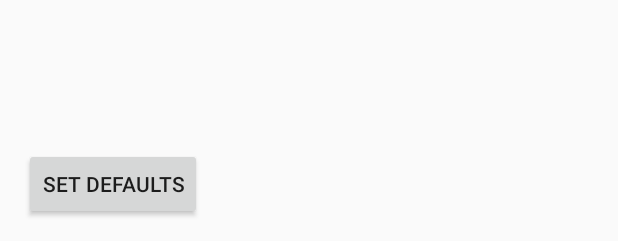
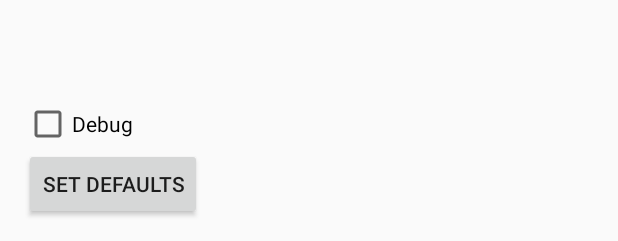
Before and after one commit to 00xED/KidneyMonitor, an Android app: the layout activity_pref.xml on its own in the app's theme, with its tools: preview values and no code run, on a phone screen of 412 x 824 dp. Shown: the part 992-1233 px from the top of the screen. Run offline under Robolectric (Android 15) with nearby library versions, the phone set to English and light mode, and no system bars.

Commit message:
Add verbose and default logging

```diff
--- a/app/src/main/java/com/example/xed/kidneymonitor/LogActivity.java
+++ b/app/src/main/java/com/example/xed/kidneymonitor/LogActivity.java
@@ -1,5 +1,6 @@
 package com.example.xed.kidneymonitor;
 
+import android.content.SharedPreferences;
 import android.os.Bundle;
 import android.os.Environment;
 import android.os.Handler;
@@ -19,6 +20,9 @@ public class LogActivity extends ActionBarActivity {
     //Initialising LogWriter
     private static final String logTag = "LogActivity";
     LogWriter lw = new LogWriter();
+
+    public static final String APP_PREFERENCES = "KIDNEYMON_SETTINGS";
+    public static final String DEBUG = "DEBUG";
 
     public TextView mTvLog;
     public CheckBox mCbAutoscroll;
@@ -55,8 +59,18 @@ public class LogActivity extends ActionBarActivity {
      * Reads log file kidneymonitor.log and updates textview
      */
     public void readLog() {
-        //Get the text file
-        File file = new File(Environment.getExternalStorageDirectory(), "kidneymonitor.log");
+        SharedPreferences sPref = getSharedPreferences(APP_PREFERENCES, MODE_PRIVATE); //Loading preferences
+        SharedPreferences.Editor ed = sPref.edit(); //Setting for preference editing
+        File file;
+        if(sPref.getBoolean(DEBUG, false)) {
+            //Get the text file
+            file = new File(Environment.getExternalStorageDirectory(), "kidneymonitor_debug.log");
+        }
+        else
+        {
+            //Get the text file
+            file = new File(Environment.getExternalStorageDirectory(), "kidneymonitor.log");
+        }
 
         //Read text from file
         StringBuilder text = new StringBuilder();
@@ -100,6 +114,15 @@ public class LogActivity extends ActionBarActivity {
                     lw.appendLog(logTag, "Log file NOT deleted");
                     mTvLog.append("Log file NOT deleted");
                 }
+
+                File verboseLogFile = new File(Environment.getExternalStorageDirectory(), "kidneymonitor_debug.log");
+                if (verboseLogFile.exists()) if (verboseLogFile.delete()) {
+                    lw.appendLog(logTag, "Debug log file deleted");
+                    mTvLog.setText("Debug log file deleted");
+                } else {
+                    lw.appendLog(logTag, "Debug log file NOT deleted");
+                    mTvLog.append("Debug log file NOT deleted");
+                }
                 break;
             }
 
--- a/app/src/main/java/com/example/xed/kidneymonitor/MainActivity.java
+++ b/app/src/main/java/com/example/xed/kidneymonitor/MainActivity.java
@@ -408,13 +408,12 @@ public class MainActivity extends ActionBarActivity {
             }
             case R.id.bt_Pause:// pause current procedure
             {
-                if(procedurePaused==0) {
-                    //TODO: implement starting function
+                if(procedurePaused!=1) {
                     Intent intent = new Intent(ConnectionService.BROADCAST_ACTION);
                     intent.putExtra(ConnectionService.PARAM_TASK, ConnectionService.TASK_SET_PAUSE);
                     sendBroadcast(intent);
                 }
-                else if(procedurePaused==1){
+                else {
                     Intent intent = new Intent(ConnectionService.BROADCAST_ACTION);
                     intent.putExtra(ConnectionService.PARAM_TASK, ConnectionService.TASK_SET_RESUME);
                     sendBroadcast(intent);
--- a/app/src/main/res/layout/activity_pref.xml
+++ b/app/src/main/res/layout/activity_pref.xml
@@ -179,4 +179,14 @@
         android:layout_toRightOf="@+id/cb_Vibtation"
         android:layout_toEndOf="@+id/cb_Vibtation"
         android:onClick="OnClick" />
+
+    <CheckBox
+        android:layout_width="wrap_content"
+        android:layout_height="wrap_content"
+        android:text="@string/title_debug"
+        android:id="@+id/cb_Debug"
+        android:layout_above="@+id/bt_SetDefaults"
+        android:layout_alignParentLeft="true"
+        android:layout_alignParentStart="true"
+        android:onClick="OnClick" />
 </RelativeLayout>
--- a/app/src/main/res/values/strings.xml
+++ b/app/src/main/res/values/strings.xml
@@ -91,6 +91,8 @@
     <string name="title_pause_procedure">Pause procedure</string>
     <string name="title_continue_procedure">Continue procedure</string>
 
+    <string name="title_debug">Debug</string>
+
     <string-array name="status_selection">
         <item>Dialysis</item>
         <item>Filling</item>
```
Also changed, not shown: app/src/main/java/com/example/xed/kidneymonitor/ConnectionService.java (+27 -20 lines), app/src/main/java/com/example/xed/kidneymonitor/LogWriter.java (+63 -0 lines), app/src/main/java/com/example/xed/kidneymonitor/PrefActivity.java (+20 -1 lines), 1 other file.
